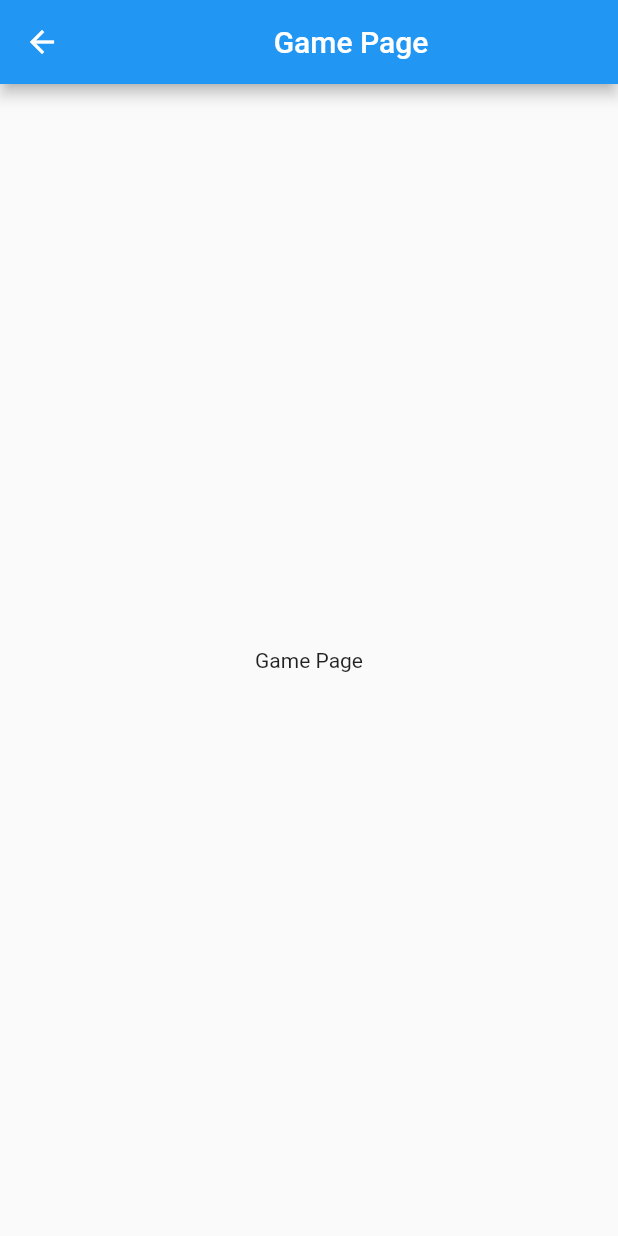
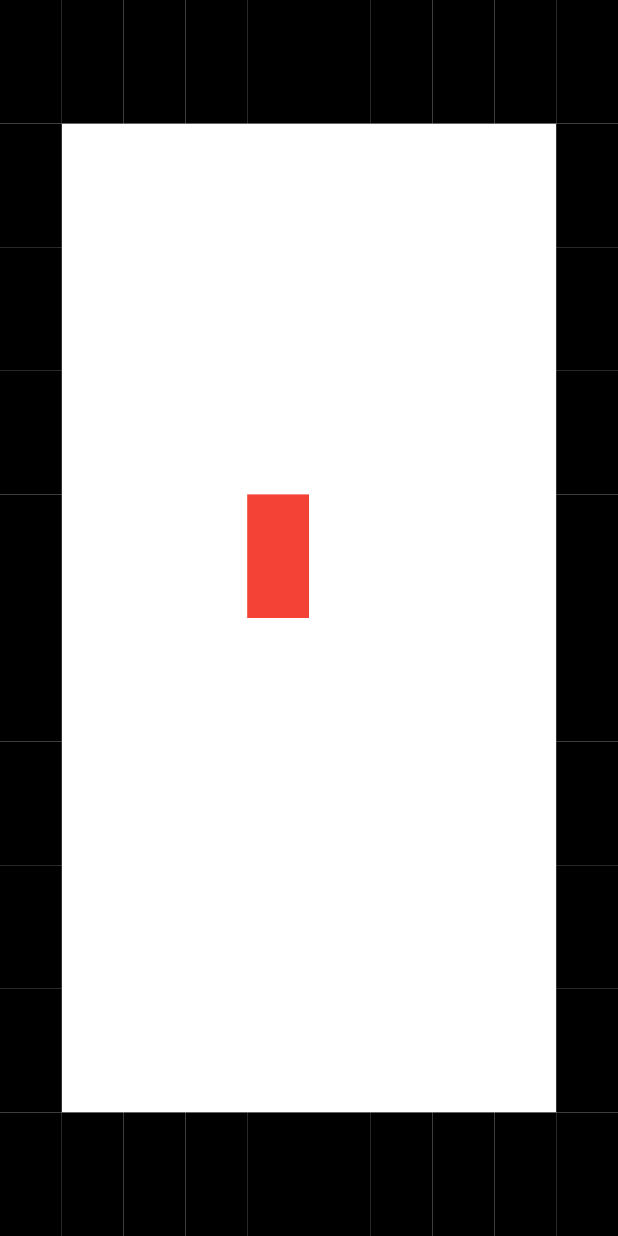
Before and after one commit to projeto-de-algoritmos/Grafos1_MazeGraph, a Flutter app: the screen it shows after launch, after a tap on "Jogar", on a phone screen of 412 x 824 dp. Run offline on Flutter 3.47's test engine with Material 2 defaults, Android fonts, the phone set to English and light mode, and no system bars; our stand-ins replace go_router.

Commit message:
adding matrix for maze and painter for fill colors in app

```diff
--- /dev/null
+++ b/lib/components/matriz.dart
@@ -0,0 +1,19 @@
+import 'package:flutter/material.dart';
+
+/// Generate a pixelMatrix and fill it
+List<List<Color>> createMatrix(
+    int rows, int cols, Color borderColor, Color fillColor) {
+  final matrix = List.generate(rows, (_) => List.filled(cols, borderColor));
+
+  for (int row = 1; row < rows - 1; row++) {
+    for (int col = 1; col < cols - 1; col++) {
+      if (row == 4 && col == 4) {
+        matrix[row][col] = Colors.red;
+      } else {
+        matrix[row][col] = fillColor;
+      }
+    }
+  }
+
+  return matrix;
+}
--- /dev/null
+++ b/lib/components/pixel_painter.dart
@@ -0,0 +1,34 @@
+import 'package:flutter/material.dart';
+
+class PixelPainter extends CustomPainter {
+  final List<List<Color>> pixelMatrix;
+
+  PixelPainter(this.pixelMatrix);
+
+  @override
+  void paint(Canvas canvas, Size size) {
+    // Define "pixel" size based on matrix.legth and device size
+    final pixelSize = Size(
+        size.width / pixelMatrix[0].length, size.height / pixelMatrix.length);
+    //Paint pixel per pixel
+    for (int row = 0; row < pixelMatrix.length; row++) {
+      for (int col = 0; col < pixelMatrix[row].length; col++) {
+        final pixelPaint = Paint()..color = pixelMatrix[row][col];
+        final rect = Rect.fromLTWH(
+          col * pixelSize.width,
+          row * pixelSize.height,
+          pixelSize.width,
+          pixelSize.height,
+        );
+        canvas.drawRect(
+          rect,
+          pixelPaint,
+        );
+      }
+    }
+  }
+
+  //Todo: sempre que o personagem mudar de posição é preciso repintar
+  @override
+  bool shouldRepaint(PixelPainter oldDelegate) => true;
+}
--- a/lib/pages/game_page.dart
+++ b/lib/pages/game_page.dart
@@ -1,21 +1,47 @@
+import 'dart:math';
+import 'package:app/components/pixel_painter.dart';
 import 'package:flutter/material.dart';
-import 'package:go_router/go_router.dart';
 
-class GamePage extends StatelessWidget {
-  const GamePage({super.key});
+class GamePage extends StatefulWidget {
+  final List<List<Color>> cenarioMatrix;
+
+  const GamePage({
+    super.key,
+    required this.cenarioMatrix,
+  });
+
+  @override
+  State<GamePage> createState() => _GamePageState();
+}
+
+class _GamePageState extends State<GamePage> {
+  @override
+  void initState() {
+    super.initState();
+  }
 
   @override
   Widget build(BuildContext context) {
-    return Scaffold(
-      appBar: AppBar(
-        title: const Center(child: Text("Game Page")),
-        leading: const BackButton(
-            /* onPressed: () => GoRouter.of(context).pop(), */
-            ),
+    return GestureDetector(
+      onTap: () {
+        final column = Random().nextInt(5);
+        final row = Random().nextInt(5);
+        setState(() {
+          widget.cenarioMatrix[row][column] = Colors.blue;
+        });
+      },
+      child: /*  Stack(
+        children: [ */
+          CustomPaint(
+        painter: PixelPainter(widget.cenarioMatrix),
       ),
-      body: const Center(
-        child: Text("Game Page"),
-      ),
+
+      //!Not working
+      /* const RiveAnimation.asset('assets/personagem_2.riv', animations: [
+            "Walk sem livro",
+          ]),
+        ],
+      ),*/
     );
   }
 }
--- a/lib/utils/routes.dart
+++ b/lib/utils/routes.dart
@@ -1,8 +1,20 @@
+import 'package:app/components/matriz.dart';
 import 'package:app/pages/game_page.dart';
 import 'package:app/pages/home_page.dart';
+import 'package:flutter/material.dart';
 import 'package:go_router/go_router.dart';
 
 final router = GoRouter(routes: [
   GoRoute(path: '/', builder: (context, state) => const HomePage()),
-  GoRoute(path: '/game', builder: (context, state) => const GamePage()),
+  GoRoute(
+    path: '/game',
+    builder: (context, state) => GamePage(
+      cenarioMatrix: createMatrix(
+        10,
+        10,
+        Colors.black,
+        Colors.transparent,
+      ),
+    ),
+  ),
 ]);
--- a/pubspec.yaml
+++ b/pubspec.yaml
@@ -10,6 +10,7 @@ dependencies:
   flutter:
     sdk: flutter
   go_router: ^7.0.0
+  rive: ^0.10.4
 
 dev_dependencies:
   flutter_test:
@@ -18,3 +19,5 @@ dev_dependencies:
 
 flutter:
   uses-material-design: true
+  assets:
+    - assets/
```
Also changed, not shown: pubspec.lock, 1 other file.
